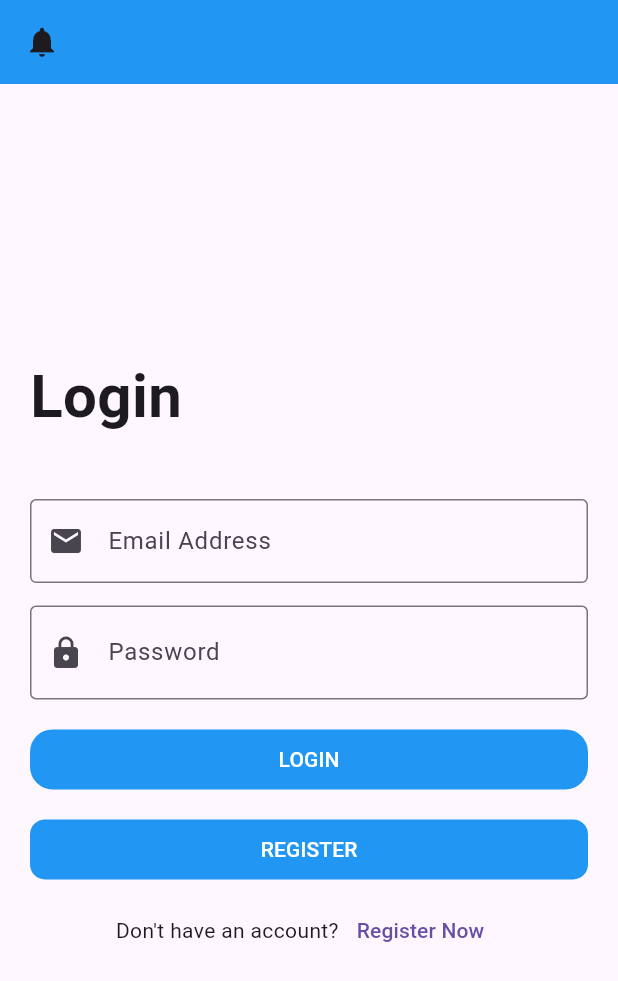
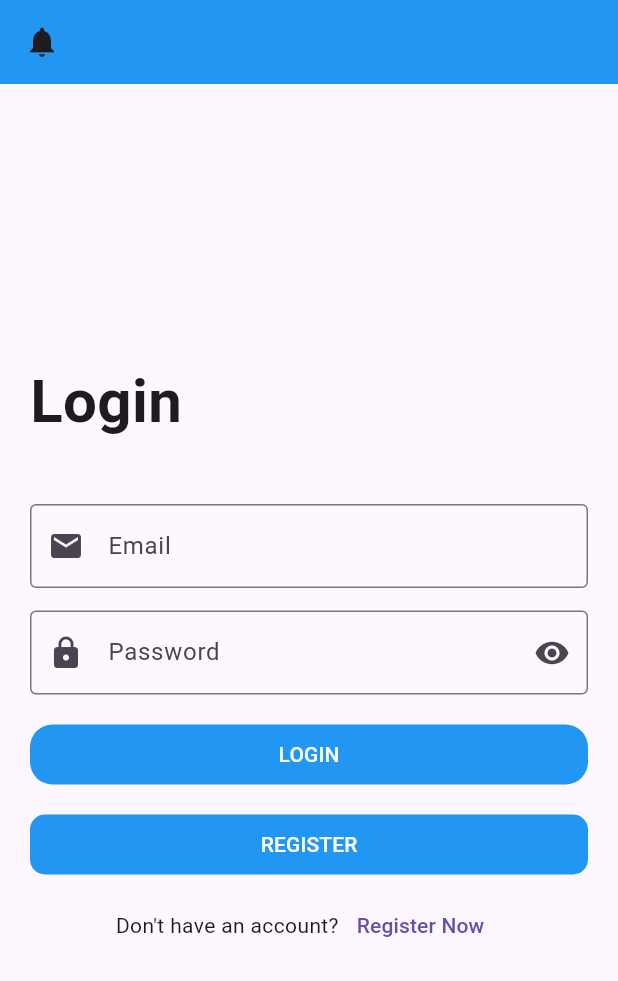
Before and after one commit to MHT25/mht_flutter, a Flutter app: the screen it shows after launch, on a phone screen of 412 x 824 dp. Shown: the top 981 px of the screen. Run offline on Flutter 3.47's test engine with Material 3 defaults, Android fonts, the phone set to English and light mode, and no system bars.

Commit message:
Updating my project

```diff
--- a/lib/modules/login/login_screen.dart
+++ b/lib/modules/login/login_screen.dart
@@ -42,61 +42,37 @@ class LoginScreen extends StatelessWidget
                   SizedBox(
                     height: 40,
                   ),
-                  TextFormField(
+                  defaultFormField(
                     controller: emailController,
-                    keyboardType: TextInputType.emailAddress,
-                    obscureText: true,
-                    onFieldSubmitted:(String Value)
-                    {
-                      print(Value);
-                    } ,
-                    onChanged:(String Value)
-                    {
-                      print(Value);
-                    },
-                    validator: (value)
-                    {
-                      if(value!.isEmpty)
+                    lable: 'Email',
+                    prefix: Icons.email,
+                    type: TextInputType.emailAddress,
+                      validate: (String? value)
                       {
-                        return 'email must not be empty';
+                        if (value == null || value.isEmpty) {
+                          return 'Email must not be empty';
+                        }
+                        return null;
                       }
-                      return null;
-                    },
-                    decoration: InputDecoration(
-                      labelText: 'Email Address',
-                      prefixIcon:Icon(Icons.email),
-                      border: OutlineInputBorder(),
-                    ),
+
+
                   ),
                   SizedBox(
                       height:15),
-                  TextFormField(
+                  defaultFormField(
                     controller: passwordController,
-                    keyboardType: TextInputType.visiblePassword,
-                    obscureText: true,
-                    onFieldSubmitted:(String Value)
+                    lable: 'Password',
+                    prefix: Icons.lock,
+                    suffix:Icons.remove_red_eye ,
+                    type: TextInputType.visiblePassword,
+                    validate: (String? value)
                     {
-                      print(Value);
-                    } ,
-                    onChanged:(String Value)
-                    {
-                      print(Value);
-                    },
-                    validator: (value)
-                    {
-                      if(value!.isEmpty)
-                      {
-                        return 'password must not be empty';
+                    if (value == null || value.isEmpty) {
+                      return 'password is too short';
+                    }
+                    return null;
                       }
-                      return null;
-                    },
-                    decoration: InputDecoration(
-                      labelText: 'Password',
-                      prefixIcon:Icon(Icons.lock),
-                      suffix:Icon(Icons.remove_red_eye),
-                      border: OutlineInputBorder(),
                     ),
-                  ),
                   SizedBox(
                     height: 20,),
                   defaultButton(
--- a/lib/shared/components/components.dart
+++ b/lib/shared/components/components.dart
@@ -34,21 +34,22 @@ Widget defaultFormField({
   required TextInputType type,
   void Function(String)? onSubmit,
   void Function(String)? onChange,
+  bool isPassword =false,
+  required String? Function(String?)? validate,
+  required String lable,
+  required IconData prefix,
+  IconData? suffix,
 }) => TextFormField(
   controller: controller,
   keyboardType: type,
   obscureText: true,
   onFieldSubmitted: onSubmit,
   onChanged: onChange,
-  validator: (value) {
-    if (value!.isEmpty) {
-      return 'email must not be empty';
-    }
-    return null;
-  },
+  validator: validate,
   decoration: InputDecoration(
-    labelText: 'Email Address',
-    prefixIcon: Icon(Icons.email),
+    labelText: lable,
+    prefixIcon:Icon(prefix),
+    suffixIcon: suffix !=null ?Icon(suffix):null,
     border: OutlineInputBorder(),
   ),
 );
```
